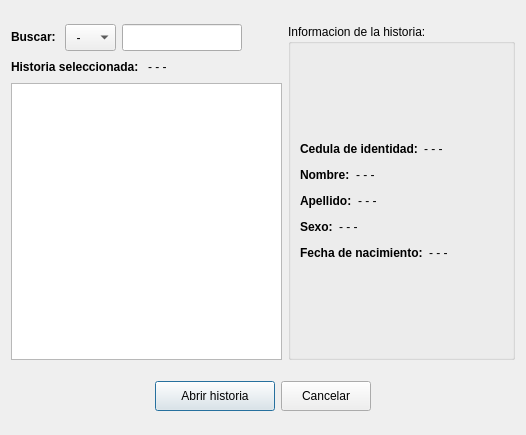
Gabrielnz/pasantia-CIMBUC, file abrirhistoria.ui: the form before one commit.
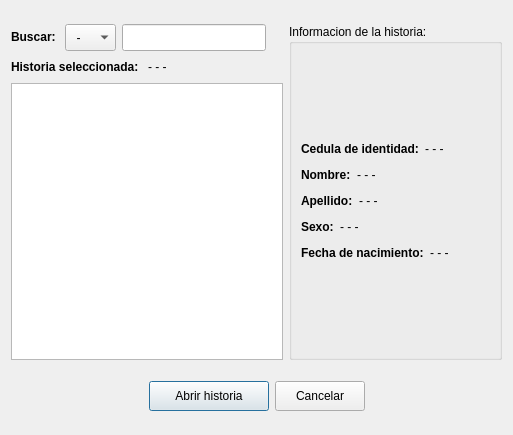
The form after the commit.

What changed in the file:
```diff
--- a/abrirhistoria.ui
+++ b/abrirhistoria.ui
@@ -6,7 +6,7 @@
    <rect>
     <x>0</x>
     <y>0</y>
-    <width>526</width>
+    <width>511</width>
     <height>435</height>
    </rect>
   </property>
@@ -86,13 +86,13 @@
             <widget class="QLineEdit" name="lineaBuscar">
              <property name="minimumSize">
               <size>
-               <width>120</width>
+               <width>144</width>
                <height>27</height>
               </size>
              </property>
              <property name="maximumSize">
               <size>
-               <width>120</width>
+               <width>144</width>
                <height>27</height>
               </size>
              </property>
@@ -108,7 +108,7 @@
              </property>
              <property name="sizeHint" stdset="0">
               <size>
-               <width>40</width>
+               <width>17</width>
                <height>20</height>
               </size>
              </property>
```
